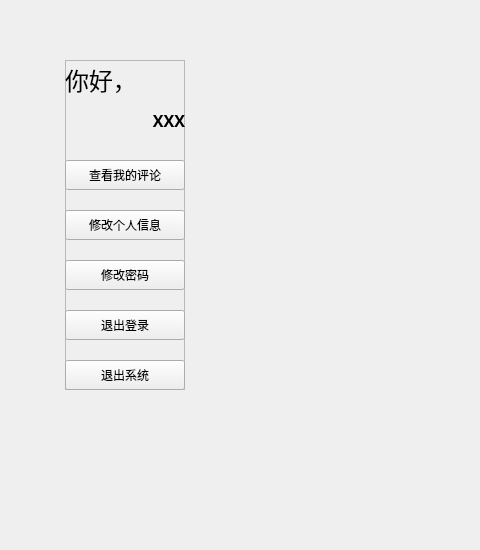
This is GUI/UserPartUI.ui in ljcleo/DBProj as Qt 5 draws it before an edit; both pictures show x 0 to 480 and y 90 to 640 of the 960 by 640 pixel window. The edited form follows.
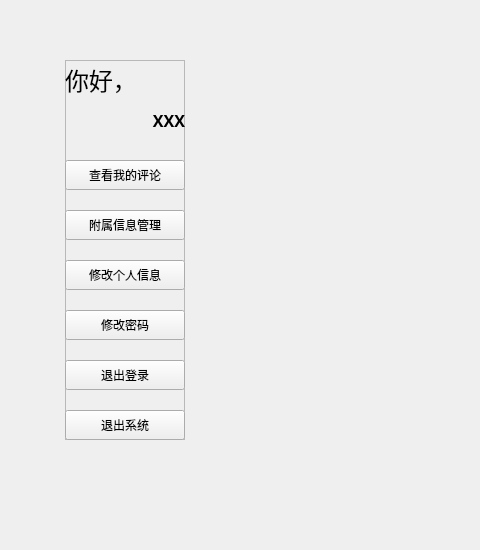
This is the edited form.

Commit message:
finish sub info management
finish sub info management for admins
adjust search result limit to 100

Diff of the .ui file:
```diff
--- a/GUI/UserPartUI.ui
+++ b/GUI/UserPartUI.ui
@@ -19,7 +19,7 @@
      <x>65</x>
      <y>150</y>
      <width>120</width>
-     <height>330</height>
+     <height>380</height>
     </rect>
    </property>
    <property name="frameShape">
@@ -32,7 +32,7 @@
     <property name="geometry">
      <rect>
       <x>0</x>
-      <y>250</y>
+      <y>300</y>
       <width>120</width>
       <height>30</height>
      </rect>
@@ -51,7 +51,7 @@
     <property name="geometry">
      <rect>
       <x>0</x>
-      <y>300</y>
+      <y>350</y>
       <width>120</width>
       <height>30</height>
      </rect>
@@ -67,7 +67,7 @@
     <property name="geometry">
      <rect>
       <x>0</x>
-      <y>150</y>
+      <y>200</y>
       <width>120</width>
       <height>30</height>
      </rect>
@@ -135,7 +135,7 @@
     <property name="geometry">
      <rect>
       <x>0</x>
-      <y>200</y>
+      <y>250</y>
       <width>120</width>
       <height>30</height>
      </rect>
@@ -150,7 +150,26 @@
      <bool>false</bool>
     </property>
    </widget>
-   <widget class="QPushButton" name="ModifyInformation_2">
+   <widget class="QPushButton" name="ManageSubInfo">
+    <property name="geometry">
+     <rect>
+      <x>0</x>
+      <y>150</y>
+      <width>120</width>
+      <height>30</height>
+     </rect>
+    </property>
+    <property name="text">
+     <string>附属信息管理</string>
+    </property>
+    <property name="autoDefault">
+     <bool>false</bool>
+    </property>
+    <property name="default">
+     <bool>false</bool>
+    </property>
+   </widget>
+   <widget class="QPushButton" name="ShowComment">
     <property name="geometry">
      <rect>
       <x>0</x>
```
Left out of the diff: 39 changed lines with no effect on the pictures. The commit also changes 6 other files.
